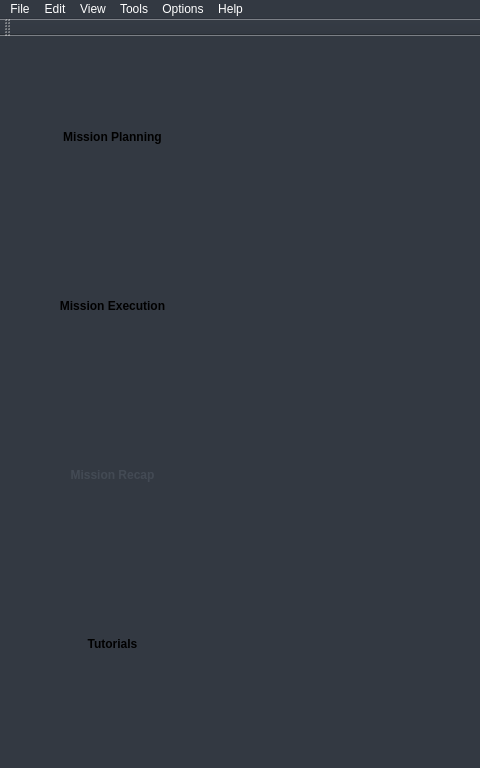
First picture: the form in GUI/UAV-Forge-New/mainwindow.ui, repository UCI-UAVForge/GroundStation, before the edit; both pictures show x 0 to 480 and y 0 to 768 of the 1366 by 768 pixel window.
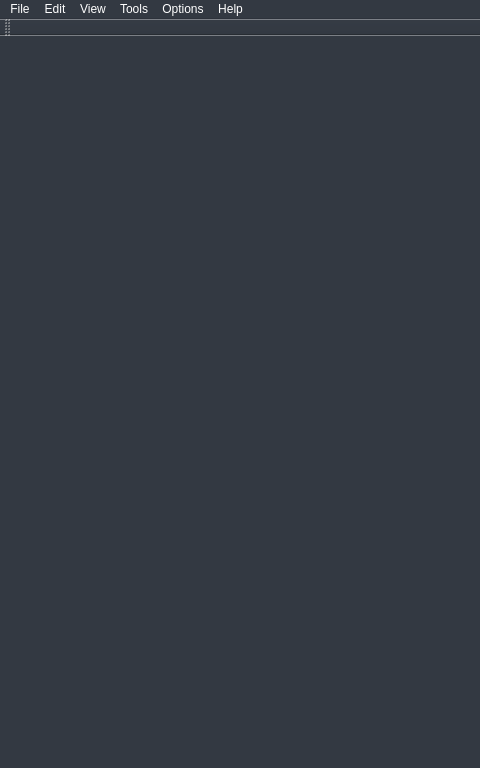
Second picture: the form after the edit. Icons and pictures are not drawn.

```diff
--- a/GUI/UAV-Forge-New/mainwindow.ui
+++ b/GUI/UAV-Forge-New/mainwindow.ui
@@ -220,7 +220,7 @@
  }</string>
          </property>
          <property name="text">
-          <string>Mission Planning</string>
+          <string/>
          </property>
         </widget>
        </item>
@@ -257,7 +257,7 @@
  }</string>
          </property>
          <property name="text">
-          <string>Mission Execution</string>
+          <string/>
          </property>
         </widget>
        </item>
@@ -296,9 +296,9 @@
             <colorrole role="Button">
              <brush brushstyle="SolidPattern">
               <color alpha="255">
-               <red>204</red>
-               <green>209</green>
-               <blue>217</blue>
+               <red>255</red>
+               <green>255</green>
+               <blue>255</blue>
               </color>
              </brush>
             </colorrole>
@@ -332,18 +332,18 @@
             <colorrole role="Base">
              <brush brushstyle="SolidPattern">
               <color alpha="255">
-               <red>204</red>
-               <green>209</green>
-               <blue>217</blue>
+               <red>255</red>
+               <green>255</green>
+               <blue>255</blue>
               </color>
              </brush>
             </colorrole>
             <colorrole role="Window">
              <brush brushstyle="SolidPattern">
               <color alpha="255">
-               <red>204</red>
-               <green>209</green>
-               <blue>217</blue>
+               <red>255</red>
+               <green>255</green>
+               <blue>255</blue>
               </color>
              </brush>
             </colorrole>
@@ -361,9 +361,9 @@
             <colorrole role="Button">
              <brush brushstyle="SolidPattern">
               <color alpha="255">
-               <red>204</red>
-               <green>209</green>
-               <blue>217</blue>
+               <red>255</red>
+               <green>255</green>
+               <blue>255</blue>
               </color>
              </brush>
             </colorrole>
@@ -397,18 +397,18 @@
             <colorrole role="Base">
              <brush brushstyle="SolidPattern">
               <color alpha="255">
-               <red>204</red>
-               <green>209</green>
-               <blue>217</blue>
+               <red>255</red>
+               <green>255</green>
+               <blue>255</blue>
               </color>
              </brush>
             </colorrole>
             <colorrole role="Window">
              <brush brushstyle="SolidPattern">
               <color alpha="255">
-               <red>204</red>
-               <green>209</green>
-               <blue>217</blue>
+               <red>255</red>
+               <green>255</green>
+               <blue>255</blue>
               </color>
              </brush>
             </colorrole>
@@ -426,9 +426,9 @@
             <colorrole role="Button">
              <brush brushstyle="SolidPattern">
               <color alpha="255">
-               <red>204</red>
-               <green>209</green>
-               <blue>217</blue>
+               <red>255</red>
+               <green>255</green>
+               <blue>255</blue>
               </color>
              </brush>
             </colorrole>
@@ -462,18 +462,18 @@
             <colorrole role="Base">
              <brush brushstyle="SolidPattern">
               <color alpha="255">
-               <red>204</red>
-               <green>209</green>
-               <blue>217</blue>
+               <red>255</red>
+               <green>255</green>
+               <blue>255</blue>
               </color>
              </brush>
             </colorrole>
             <colorrole role="Window">
              <brush brushstyle="SolidPattern">
               <color alpha="255">
-               <red>204</red>
-               <green>209</green>
-               <blue>217</blue>
+               <red>255</red>
+               <green>255</green>
+               <blue>255</blue>
               </color>
              </brush>
             </colorrole>
@@ -493,7 +493,7 @@
  }</string>
          </property>
          <property name="text">
-          <string>Mission Recap</string>
+          <string/>
          </property>
         </widget>
        </item>
@@ -530,7 +530,7 @@
  }</string>
          </property>
          <property name="text">
-          <string>Tutorials</string>
+          <string/>
          </property>
         </widget>
        </item>
```
Left out of the diff: 14 changed lines with no effect on the pictures.
